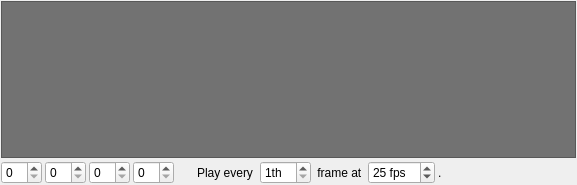
This is branches/dev/app/gui/TimelinePanel.ui in yaroslav-tarasov/levelfour as Qt 5 draws it before an edit. The edited form follows.
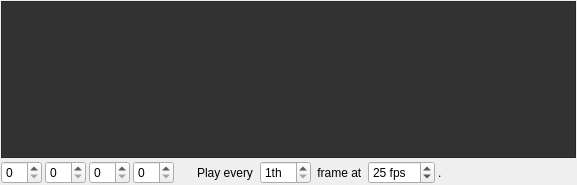
This is the edited form. Icons and pictures are not drawn.

Patch:
```diff
--- a/branches/dev/app/gui/TimelinePanel.ui
+++ b/branches/dev/app/gui/TimelinePanel.ui
@@ -31,7 +31,7 @@
      <item>
       <widget class="QScrollArea" name="ui_scrollArea">
        <property name="styleSheet">
-        <string notr="true">background-color: rgb(114, 114, 114);</string>
+        <string notr="true">background-color: rgb(50, 50, 50);</string>
        </property>
        <property name="frameShadow">
         <enum>QFrame::Plain</enum>
```
